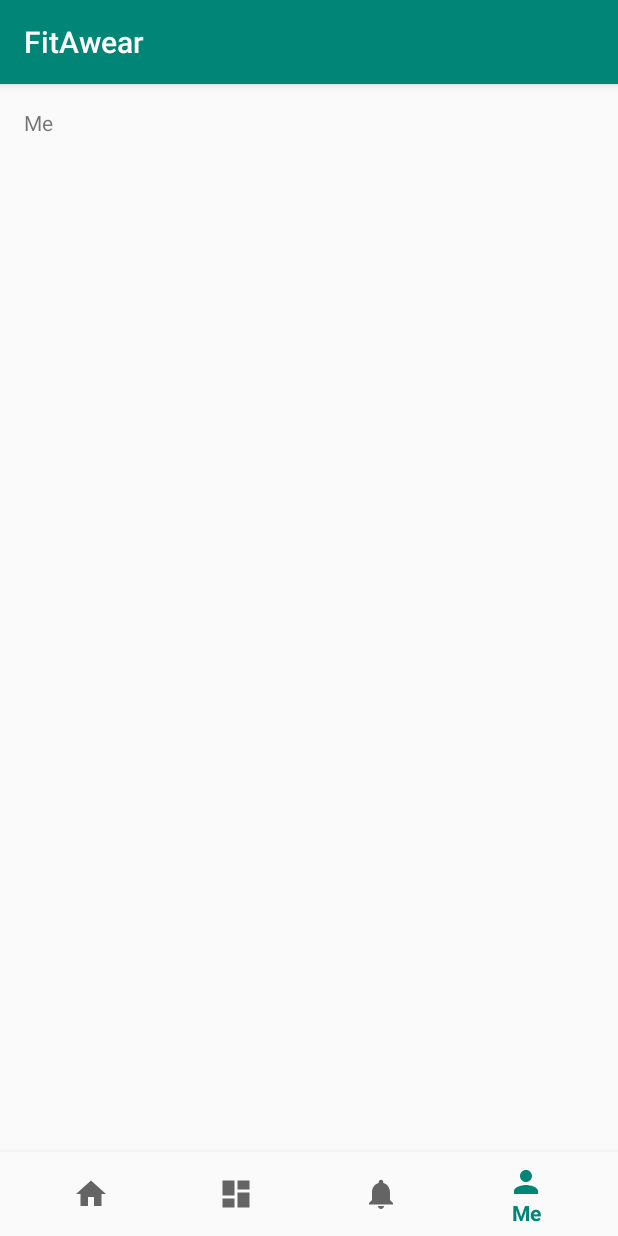
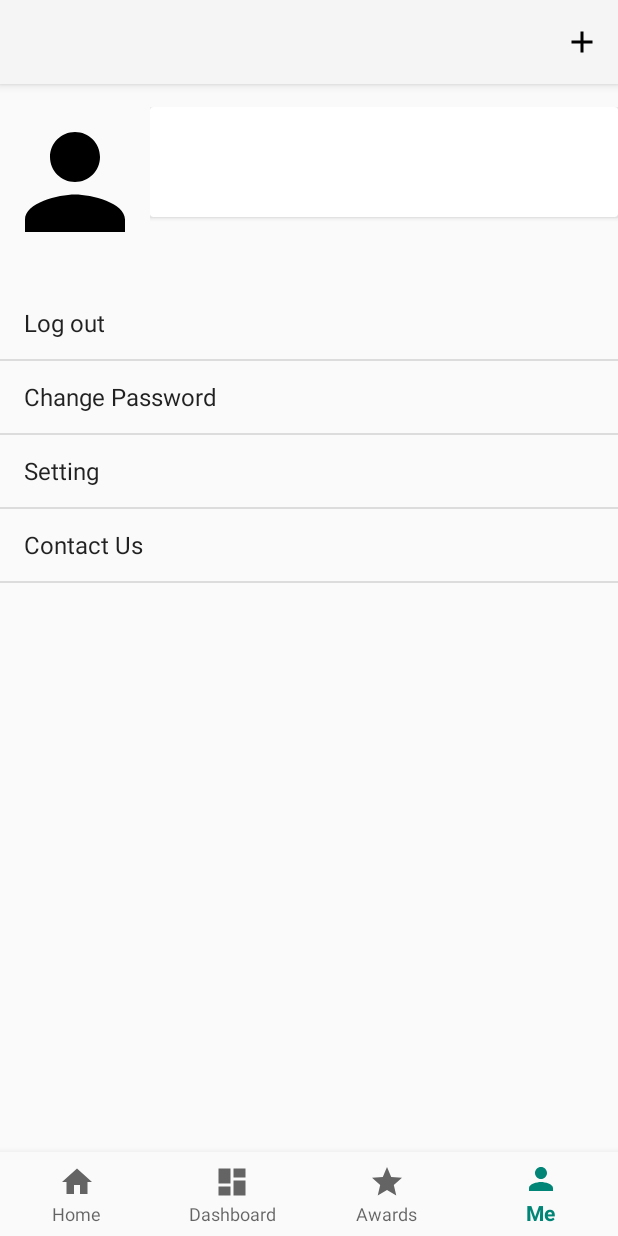
Before and after one commit to shuaiL8/FitAware-Android, an Android app: the screen it shows after launch (MainActivity), item 4 of the bottom bar chosen, on a phone screen of 412 x 824 dp. Run offline under Robolectric (Android 15) with nearby library versions, the phone set to English and light mode, and no system bars.

Commit message:
navagation bar

```diff
--- a/app/build.gradle
+++ b/app/build.gradle
@@ -24,10 +24,11 @@ android {
 
 dependencies {
     implementation fileTree(dir: 'libs', include: ['*.jar'])
-    implementation"org.jetbrains.kotlin:kotlin-stdlib-jdk7:$kotlin_version"
+    implementation "org.jetbrains.kotlin:kotlin-stdlib-jdk7:$kotlin_version"
     implementation 'com.android.support:appcompat-v7:28.0.0'
     implementation 'com.android.support:design:28.0.0'
     implementation 'com.android.support.constraint:constraint-layout:1.1.3'
+    implementation 'com.android.support:support-v4:28.0.0'
     testImplementation 'junit:junit:4.12'
     androidTestImplementation 'com.android.support.test:runner:1.0.2'
     androidTestImplementation 'com.android.support.test.espresso:espresso-core:3.0.2'
--- a/app/src/main/AndroidManifest.xml
+++ b/app/src/main/AndroidManifest.xml
@@ -4,11 +4,11 @@
 
     <application
             android:allowBackup="true"
-            android:icon="@mipmap/ic_launcher"
+            android:icon="@mipmap/fitawear"
             android:label="@string/app_name"
             android:roundIcon="@mipmap/ic_launcher_round"
             android:supportsRtl="true"
-            android:theme="@style/AppTheme">
+            android:theme="@style/Theme.AppCompat.Light.NoActionBar">
         <activity
                 android:name=".MainActivity"
                 android:label="@string/app_name">
--- /dev/null
+++ b/app/src/main/java/com/example/fitawear/HomeFragment.kt
@@ -0,0 +1,46 @@
+package com.example.fitawear
+
+
+import android.os.Bundle
+import android.support.v4.app.Fragment
+import android.view.*
+import android.view.MenuInflater
+
+
+
+
+class HomeFragment : Fragment() {
+
+    override fun onCreateView(
+        inflater: LayoutInflater, container: ViewGroup?,
+        savedInstanceState: Bundle?
+    ): View? {
+        // Inflate the layout for this fragment
+        val view: View = inflater!!.inflate(R.layout.fragment_home, container,
+            false)
+        setHasOptionsMenu(true)
+
+        return view
+    }
+
+    override fun onCreateOptionsMenu(menu: Menu, inflater: MenuInflater) {
+        inflater.inflate(R.menu.tool_bar, menu)
+        val add = menu.findItem(R.id.add)
+        add.isVisible = false
+    }
+
+
+    override fun onOptionsItemSelected(item: MenuItem) = when (item.itemId) {
+        R.id.share -> {
+            // User chose the "Settings" item, show the app settings UI...
+            true
+        }
+
+        else -> {
+            // If we got here, the user's action was not recognized.
+            // Invoke the superclass to handle it.
+            super.onOptionsItemSelected(item)
+        }
+    }
+
+}
--- a/app/src/main/java/com/example/fitawear/MainActivity.kt
+++ b/app/src/main/java/com/example/fitawear/MainActivity.kt
@@ -4,35 +4,108 @@ import android.os.Bundle
 import android.support.design.widget.BottomNavigationView
 import android.support.v7.app.AppCompatActivity
 import kotlinx.android.synthetic.main.activity_main.*
+import android.view.Menu
+import android.view.MenuItem
+import android.widget.ListView
+import android.widget.TextView
+import android.widget.Toolbar
+
 
 class MainActivity : AppCompatActivity() {
 
     private val mOnNavigationItemSelectedListener = BottomNavigationView.OnNavigationItemSelectedListener { item ->
         when (item.itemId) {
             R.id.navigation_home -> {
-                message.setText(R.string.title_home)
+//                val actionBar = supportActionBar
+//                actionBar?.show()
+
+                val toolbarTiltle = findViewById<TextView>(R.id.toolbar_title)
+                toolbarTiltle.text = "FitAwear"
+
+                val homeFragment = HomeFragment()
+                val manager = supportFragmentManager
+                val transaction = manager.beginTransaction()
+                transaction.replace(R.id.content, homeFragment).addToBackStack(null).commit()
                 return@OnNavigationItemSelectedListener true
             }
             R.id.navigation_dashboard -> {
-                message.setText(R.string.title_dashboard)
+//                val actionBar = supportActionBar
+//                actionBar?.show()
+
+                val toolbarTiltle = findViewById<TextView>(R.id.toolbar_title)
+                toolbarTiltle.text = "Dashboard"
+
+                val dashboardFragment = DashboardFragment()
+                val manager = supportFragmentManager
+                val transaction = manager.beginTransaction()
+                transaction.replace(R.id.content, dashboardFragment).addToBackStack(null).commit()
                 return@OnNavigationItemSelectedListener true
             }
             R.id.navigation_notifications -> {
-                message.setText(R.string.title_notifications)
+//                val actionBar = supportActionBar
+//                actionBar?.show()
+
+                val toolbarTiltle = findViewById<TextView>(R.id.toolbar_title)
+                toolbarTiltle.text = "Awards"
+
+                val awardsFragment = AwardsFragment()
+                val manager = supportFragmentManager
+                val transaction = manager.beginTransaction()
+                transaction.replace(R.id.content, awardsFragment).addToBackStack(null).commit()
                 return@OnNavigationItemSelectedListener true
             }
             R.id.navigation_me -> {
-                message.setText(R.string.title_me)
+//                val actionBar = supportActionBar
+//                actionBar?.hide()
+
+                val toolbarTiltle = findViewById<TextView>(R.id.toolbar_title)
+                toolbarTiltle.text = ""
+
+                val meFragment = MeFragment()
+                val manager = supportFragmentManager
+                val transaction = manager.beginTransaction()
+                transaction.replace(R.id.content, meFragment).addToBackStack(null).commit()
                 return@OnNavigationItemSelectedListener true
             }
         }
         false
     }
 
+//    override fun onCreateOptionsMenu(menu: Menu): Boolean {
+//        // Inflate the menu to use in the action bar
+//        val inflater = menuInflater
+//        inflater.inflate(R.menu.tool_bar, menu)
+//        return super.onCreateOptionsMenu(menu)
+//    }
+//
+//    override fun onOptionsItemSelected(item: MenuItem) = when (item.itemId) {
+//        R.id.share -> {
+//            // User chose the "Settings" item, show the app settings UI...
+//            true
+//        }
+//
+//        else -> {
+//            // If we got here, the user's action was not recognized.
+//            // Invoke the superclass to handle it.
+//            super.onOptionsItemSelected(item)
+//        }
+//    }
+
     override fun onCreate(savedInstanceState: Bundle?) {
         super.onCreate(savedInstanceState)
         setContentView(R.layout.activity_main)
 
         navigation.setOnNavigationItemSelectedListener(mOnNavigationItemSelectedListener)
+        setSupportActionBar(findViewById(R.id.toolbar))
+        val actionBar = supportActionBar
+        actionBar!!.title = ""
+
+
+        val homeFragment = HomeFragment()
+        val manager = supportFragmentManager
+        val transaction = manager.beginTransaction()
+        transaction.add(R.id.content, homeFragment).addToBackStack(null).commit()
     }
+
+
 }
--- /dev/null
+++ b/app/src/main/java/com/example/fitawear/MeFragment.kt
@@ -0,0 +1,81 @@
+package com.example.fitawear
+
+
+import android.os.Bundle
+import android.support.v4.app.Fragment
+import android.view.*
+import android.widget.*
+
+
+/**
+ * A simple [Fragment] subclass.
+ *
+ */
+class MeFragment : Fragment() {
+
+
+    override fun onCreateView(
+        inflater: LayoutInflater, container: ViewGroup?,
+        savedInstanceState: Bundle?
+    ): View? {
+        // Inflate the layout for this fragment
+        val view: View = inflater!!.inflate(R.layout.fragment_me, container,
+            false)
+        setHasOptionsMenu(true)
+
+        val userListView = view.findViewById<ListView>(R.id.userListView)
+        val icon = view.findViewById<ImageView>(R.id.icon)
+        val progressBar = view.findViewById<ProgressBar>(R.id.progressBar)
+        progressBar.setVisibility(View.GONE)
+
+
+        val user = resources.getStringArray(R.array.UserStatus)
+        val adapter = ArrayAdapter<String>(
+            activity!!,
+            android.R.layout.simple_list_item_1, user
+        )
+
+        userListView.adapter = adapter
+
+        icon.setBackgroundResource(R.drawable.ic_person_black_24dp)
+
+        userListView.setOnItemClickListener(AdapterView.OnItemClickListener { adapterView, view, position, id ->
+            if (position == 0) {
+//                logout()
+            }
+            if (position == 1) {
+//                showChangepasswordDialog()
+            }
+            if (position == 2) {
+
+            }
+            if (position == 3) {
+
+            }
+        })
+
+        return view
+    }
+
+
+    override fun onCreateOptionsMenu(menu: Menu, inflater: MenuInflater) {
+        inflater.inflate(R.menu.tool_bar, menu)
+        val share = menu.findItem(R.id.share)
+        share.isVisible = false
+    }
+
+
+    override fun onOptionsItemSelected(item: MenuItem) = when (item.itemId) {
+        R.id.add -> {
+            // User chose the "Settings" item, show the app settings UI...
+            true
+        }
+
+        else -> {
+            // If we got here, the user's action was not recognized.
+            // Invoke the superclass to handle it.
+            super.onOptionsItemSelected(item)
+        }
+    }
+
+}
--- /dev/null
+++ b/app/src/main/res/drawable/ic_add_black_24dp.xml
@@ -0,0 +1,9 @@
+<vector xmlns:android="http://schemas.android.com/apk/res/android"
+        android:width="24dp"
+        android:height="24dp"
+        android:viewportWidth="24.0"
+        android:viewportHeight="24.0">
+    <path
+        android:fillColor="#FF000000"
+        android:pathData="M19,13h-6v6h-2v-6H5v-2h6V5h2v6h6v2z"/>
+</vector>
--- /dev/null
+++ b/app/src/main/res/drawable/ic_share_black_24dp.xml
@@ -0,0 +1,9 @@
+<vector xmlns:android="http://schemas.android.com/apk/res/android"
+        android:width="24dp"
+        android:height="24dp"
+        android:viewportWidth="24.0"
+        android:viewportHeight="24.0">
+    <path
+        android:fillColor="#FF000000"
+        android:pathData="M18,16.08c-0.76,0 -1.44,0.3 -1.96,0.77L8.91,12.7c0.05,-0.23 0.09,-0.46 0.09,-0.7s-0.04,-0.47 -0.09,-0.7l7.05,-4.11c0.54,0.5 1.25,0.81 2.04,0.81 1.66,0 3,-1.34 3,-3s-1.34,-3 -3,-3 -3,1.34 -3,3c0,0.24 0.04,0.47 0.09,0.7L8.04,9.81C7.5,9.31 6.79,9 6,9c-1.66,0 -3,1.34 -3,3s1.34,3 3,3c0.79,0 1.5,-0.31 2.04,-0.81l7.12,4.16c-0.05,0.21 -0.08,0.43 -0.08,0.65 0,1.61 1.31,2.92 2.92,2.92 1.61,0 2.92,-1.31 2.92,-2.92s-1.31,-2.92 -2.92,-2.92z"/>
+</vector>
--- /dev/null
+++ b/app/src/main/res/drawable/ic_star_black_24dp.xml
@@ -0,0 +1,9 @@
+<vector xmlns:android="http://schemas.android.com/apk/res/android"
+        android:width="24dp"
+        android:height="24dp"
+        android:viewportWidth="24.0"
+        android:viewportHeight="24.0">
+    <path
+        android:fillColor="#FF000000"
+        android:pathData="M12,17.27L18.18,21l-1.64,-7.03L22,9.24l-7.19,-0.61L12,2 9.19,8.63 2,9.24l5.46,4.73L5.82,21z"/>
+</vector>
--- a/app/src/main/res/layout/activity_main.xml
+++ b/app/src/main/res/layout/activity_main.xml
@@ -1,34 +1,52 @@
 <?xml version="1.0" encoding="utf-8"?>
-<android.support.constraint.ConstraintLayout
+<LinearLayout
         xmlns:android="http://schemas.android.com/apk/res/android"
         xmlns:app="http://schemas.android.com/apk/res-auto"
         xmlns:tools="http://schemas.android.com/tools"
         android:id="@+id/container"
         android:layout_width="match_parent"
         android:layout_height="match_parent"
+        android:orientation="vertical"
         tools:context=".MainActivity">
 
-    <TextView
-            android:id="@+id/message"
-            android:layout_width="wrap_content"
-            android:layout_height="wrap_content"
-            android:layout_marginStart="@dimen/activity_horizontal_margin"
-            android:layout_marginLeft="@dimen/activity_horizontal_margin"
-            android:layout_marginTop="@dimen/activity_vertical_margin"
-            android:text="@string/title_home"
-            app:layout_constraintLeft_toLeftOf="parent"
-            app:layout_constraintTop_toTopOf="parent"/>
+
+    <android.support.v7.widget.Toolbar
+            android:id="@+id/toolbar"
+            android:layout_width="match_parent"
+            android:layout_height="?attr/actionBarSize"
+            android:background="?attr/colorPrimary"
+            android:elevation="4dp"
+            android:theme="@style/ThemeOverlay.AppCompat.ActionBar"
+            app:popupTheme="@style/ThemeOverlay.AppCompat.Light"
+            tools:layout_editor_absoluteY="0dp"
+            tools:layout_editor_absoluteX="63dp">
+
+        <TextView
+                android:id="@+id/toolbar_title"
+                android:layout_width="wrap_content"
+                android:layout_height="wrap_content"
+                android:layout_gravity="center"
+                android:text="@string/app_name"
+                android:textSize="25sp"
+                android:textStyle="bold"/>
+    </android.support.v7.widget.Toolbar>
+
+    <FrameLayout
+            android:id="@+id/content"
+            android:layout_width="match_parent"
+            android:layout_height="match_parent"
+            android:layout_weight="1"
+            android:layout_marginTop="5dp">
+    </FrameLayout>
 
     <android.support.design.widget.BottomNavigationView
             android:id="@+id/navigation"
-            android:layout_width="0dp"
+            android:layout_width="match_parent"
             android:layout_height="wrap_content"
-            android:layout_marginEnd="0dp"
-            android:layout_marginStart="0dp"
+            android:layout_gravity="bottom"
             android:background="?android:attr/windowBackground"
-            app:layout_constraintBottom_toBottomOf="parent"
-            app:layout_constraintLeft_toLeftOf="parent"
-            app:layout_constraintRight_toRightOf="parent"
+            android:theme="@style/AppTheme"
+            app:labelVisibilityMode="labeled"
             app:menu="@menu/navigation"/>
 
-</android.support.constraint.ConstraintLayout>
+</LinearLayout>
--- /dev/null
+++ b/app/src/main/res/layout/fragment_me.xml
@@ -0,0 +1,100 @@
+<?xml version="1.0" encoding="utf-8"?>
+<FrameLayout xmlns:android="http://schemas.android.com/apk/res/android"
+             xmlns:tools="http://schemas.android.com/tools"
+             android:layout_width="match_parent"
+             android:layout_height="match_parent"
+             tools:context=".MeFragment">
+
+    <ScrollView
+            android:layout_width="match_parent"
+            android:layout_height="match_parent"
+            android:layout_marginTop="10dp">
+
+
+        <LinearLayout
+                android:layout_width="match_parent"
+                android:layout_height="match_parent"
+                android:orientation="vertical">
+
+            <ProgressBar
+                    android:id="@+id/progressBar"
+                    android:layout_width="wrap_content"
+                    android:layout_height="wrap_content"
+                    android:layout_centerHorizontal="true" />
+
+            <LinearLayout
+                    android:layout_width="match_parent"
+                    android:layout_height="100dp"
+                    android:orientation="horizontal">
+
+                <ImageView
+                        android:layout_width="100dp"
+                        android:layout_height="100dp"
+                        android:id="@+id/icon"/>
+
+                <LinearLayout
+                        android:layout_width="match_parent"
+                        android:layout_height="match_parent"
+                        android:orientation="vertical">
+
+                    <android.support.v7.widget.CardView
+                            android:id="@+id/card"
+                            android:layout_width="match_parent"
+                            android:layout_height="wrap_content"
+                            android:layout_below="@+id/progressBar">
+
+                        <RelativeLayout
+                                android:layout_width="match_parent"
+                                android:layout_height="wrap_content">
+
+                            <TextView
+                                    android:id="@+id/tv_name"
+                                    android:layout_width="wrap_content"
+                                    android:layout_height="wrap_content"
+                                    android:layout_centerHorizontal="true"
+                                    android:textColor="@android:color/black"
+                                    android:textAppearance="?android:attr/textAppearanceLarge"/>
+
+                            <TextView
+                                    android:id="@+id/tv_email"
+                                    android:layout_width="wrap_content"
+                                    android:layout_height="wrap_content"
+                                    android:layout_below="@+id/tv_name"
+                                    android:layout_centerHorizontal="true"
+                                    android:textAppearance="?android:attr/textAppearanceMedium"/>
+
+                            <TextView
+                                    android:id="@+id/tv_date"
+                                    android:layout_width="wrap_content"
+                                    android:layout_height="wrap_content"
+                                    android:layout_below="@+id/tv_email"
+                                    android:layout_centerHorizontal="true"/>
+                        </RelativeLayout>
+                    </android.support.v7.widget.CardView>
+
+
+                </LinearLayout>
+
+            </LinearLayout>
+
+
+            <ListView
+                    android:layout_width="match_parent"
+                    android:layout_height="350dp"
+                    android:id="@+id/userListView"
+                    android:layout_marginTop="20dp">
+
+            </ListView>
+
+        </LinearLayout>
+
+
+
+
+
+    </ScrollView>
+
+
+
+
+</FrameLayout>
--- a/app/src/main/res/menu/navigation.xml
+++ b/app/src/main/res/menu/navigation.xml
@@ -13,8 +13,8 @@
 
     <item
             android:id="@+id/navigation_notifications"
-            android:icon="@drawable/ic_notifications_black_24dp"
-            android:title="@string/title_notifications"/>
+            android:icon="@drawable/ic_star_black_24dp"
+            android:title="@string/title_awards"/>
 
     <item
             android:id="@+id/navigation_me"
--- /dev/null
+++ b/app/src/main/res/menu/tool_bar.xml
@@ -0,0 +1,20 @@
+<?xml version="1.0" encoding="utf-8"?>
+<menu xmlns:android="http://schemas.android.com/apk/res/android"
+    xmlns:app="http://schemas.android.com/apk/res-auto"
+    xmlns:tools="http://schemas.android.com/tools"
+    tools:context="com.carlos.myapplication.MainActivity">
+
+    <item
+        android:id="@+id/share"
+        android:icon="@drawable/ic_share_black_24dp"
+        android:title="share"
+        app:showAsAction="always"/>
+
+    <item
+            android:id="@+id/add"
+            android:icon="@drawable/ic_add_black_24dp"
+            android:title="add"
+            app:showAsAction="always"/>
+
+
+</menu>
--- a/app/src/main/res/values/strings.xml
+++ b/app/src/main/res/values/strings.xml
@@ -2,7 +2,18 @@
     <string name="app_name">FitAwear</string>
     <string name="title_home">Home</string>
     <string name="title_dashboard">Dashboard</string>
-    <string name="title_notifications">Notifications</string>
+    <string name="title_awards">Awards</string>
     <string name="title_me">Me</string>
 
+
+    <string-array name="UserStatus">
+        <item>Log out</item>
+        <item>Change Password</item>
+        <item>Setting</item>
+        <item>Contact Us</item>
+    </string-array>
+
+    <!-- TODO: Remove or change this placeholder text -->
+    <string name="hello_blank_fragment">Hello blank fragment</string>
+
 </resources>
```
Also changed, not shown: app/src/main/java/com/example/fitawear/AwardsFragment.kt (added, +36 -0 lines), app/src/main/java/com/example/fitawear/DashboardFragment.kt (added, +35 -0 lines), app/src/main/res/drawable/ic_directions_run_black_24dp.xml (added, +9 -0 lines), app/src/main/res/layout/fragment_awards.xml (added, +15 -0 lines), app/src/main/res/layout/fragment_dashboard.xml (added, +15 -0 lines), app/src/main/res/layout/fragment_home.xml (added, +16 -0 lines), app/src/main/res/mipmap-hdpi/fitawear.png (added).
